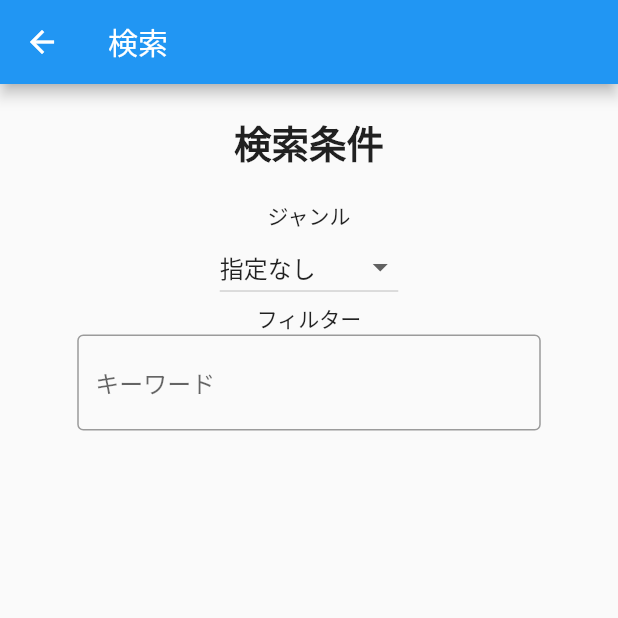
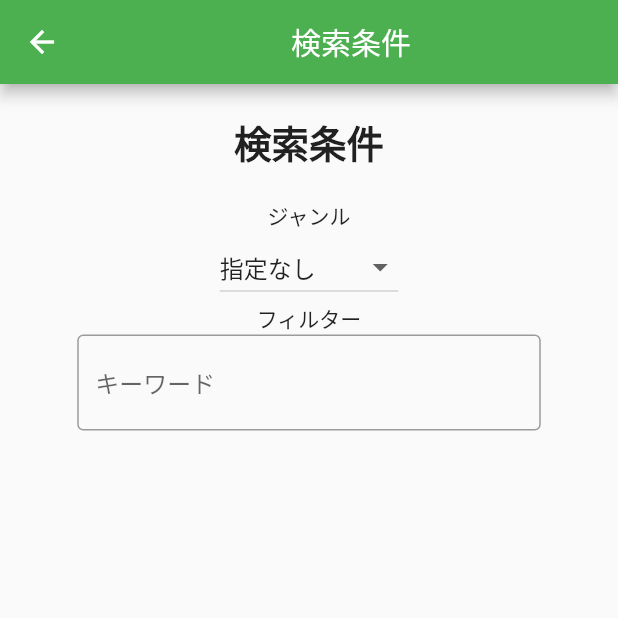
Before and after one commit to YujiKono-Nagoya/flutter-serch, a Flutter app: the screen it shows after launch, after a tap on the "search" icon, on a phone screen of 412 x 824 dp, the top half of it. Run offline on Flutter 3.47's test engine with Material 2 defaults, Android fonts, the phone set to English and light mode, and no system bars; our stand-ins replace cloud_firestore, firebase_core, flutter_riverpod; missing offline and left inert: dart:js; accounts and stored records are empty; statements that could not run were skipped.

Commit message:
2023/07/10

```diff
--- a/lib/main.dart
+++ b/lib/main.dart
@@ -19,7 +19,7 @@ class MyApp extends StatelessWidget {
       debugShowCheckedModeBanner: false,
       title: 'books',
       theme: ThemeData(
-        primaryColor: Colors.blue,
+        primaryColor: Colors.green,
       ),
       home: Home(),
     );
--- a/lib/pages/home.dart
+++ b/lib/pages/home.dart
@@ -85,8 +85,11 @@ class Home extends ConsumerWidget {
     final serchIndexListNotifier = ref.watch(serchIndexListProvider.notifier);
     final serchIndexList = ref.watch(serchIndexListProvider);
 
+    List<Map<String, dynamic>> filteredBooks = [];
+
     return Scaffold(
       appBar: AppBar(
+        backgroundColor: Colors.green,
         centerTitle: false,
         title: Text('著者一覧'),
         actions: [
@@ -99,7 +102,18 @@ class Home extends ConsumerWidget {
           ),
         ],
       ),
-      body: keyword != '' ? _searchBooks(ref) : _allbooks(booksList),
+      body: keyword != ''
+          ? booksList.when(
+              data: (books) {
+                filteredBooks = books
+                    .where((element) => element['content'].contains(keyword))
+                    .toList();
+                return _searchBooks(ref, filteredBooks);
+              },
+              loading: () => CircularProgressIndicator(),
+              error: (error, stackTrace) => Text('Error: $error'),
+            )
+          : _allbooks(booksList),
     );
   }
 
@@ -134,25 +148,23 @@ class Home extends ConsumerWidget {
     );
   }
 
-  _searchBooks(WidgetRef ref) {
-    final searchIndexListNotifier = ref.watch(serchIndexListProvider.notifier);
-    final searchIndexList = ref.watch(serchIndexListProvider);
-
+  Widget _searchBooks(
+    WidgetRef ref,
+    List<Map<String, dynamic>> filteredBooks,
+  ) {
     return ListView.builder(
-      itemCount: searchIndexList.length,
+      itemCount: filteredBooks.length,
       itemBuilder: (context, int index) {
-        final int searchIndex = searchIndexListNotifier.state[index];
-        final bookData = searchIndexList[searchIndex];
-
+        Map<String, dynamic> bookData = filteredBooks[index];
         return Card(
           child: Column(
             children: [
               Text(
-                '${bookData}-${bookData}',
+                '${bookData['title']}-${bookData['author']}',
                 style: TextStyle(fontWeight: FontWeight.bold, fontSize: 30),
               ),
               Text(
-                '${bookData}',
+                '${bookData['content']}',
                 style: TextStyle(fontSize: 20),
               ),
             ],
--- a/lib/pages/serch.dart
+++ b/lib/pages/serch.dart
@@ -20,7 +20,8 @@ class _SerchPageState extends ConsumerState<SerchPage> {
   Widget build(BuildContext context) {
     return Scaffold(
       appBar: AppBar(
-        title: Text('検索'),
+        title: Center(child: Text('検索条件')),
+        backgroundColor: Colors.green,
       ),
       body: Center(
         child: SizedBox(
@@ -52,7 +53,7 @@ class _SerchPageState extends ConsumerState<SerchPage> {
                           });
                         }),
                     Text('フィルター'),
-                    _serchTextField(ref)
+                    _searchTextField(ref)
                   ],
                 ),
               ),
@@ -63,32 +64,34 @@ class _SerchPageState extends ConsumerState<SerchPage> {
     );
   }
 
-  TextField _serchTextField(WidgetRef ref) {
-    final serchIndexListNotifier = ref.watch(serchIndexListProvider.notifier);
-    final List<int> serchIndexList = ref.watch(serchIndexListProvider);
+  TextField _searchTextField(WidgetRef ref) {
+    final searchIndexListNotifier = ref.watch(serchIndexListProvider.notifier);
+    final List<int> searchIndexList = ref.watch(serchIndexListProvider);
     final booksList = ref.watch(booksProvider);
+
+    List<Map<String, dynamic>> filteredBooks = [];
+
     return TextField(
       onChanged: (String text) {
         ref.read(keywordProvider.notifier).state = text;
         setState(() {
           keyword = text;
         });
-        serchIndexListNotifier.state = [];
+        searchIndexListNotifier.state = [];
         booksList.when(
           data: (books) {
-            // データが正常に取得された場合の処理
-            for (int i = 0; i < books.length; i++) {
-              if (books[i].containsKey(text)) {
-                serchIndexListNotifier.state.add(i);
-              }
-            }
+            filteredBooks = books
+                .where((element) => element['content'].contains(text))
+                .toList();
           },
           loading: () => CircularProgressIndicator(),
           error: (error, stackTrace) => Text('Error: $error'),
         );
       },
-      decoration:
-          InputDecoration(hintText: 'キーワード', border: OutlineInputBorder()),
+      decoration: InputDecoration(
+        hintText: 'キーワード',
+        border: OutlineInputBorder(),
+      ),
     );
   }
 }
```
